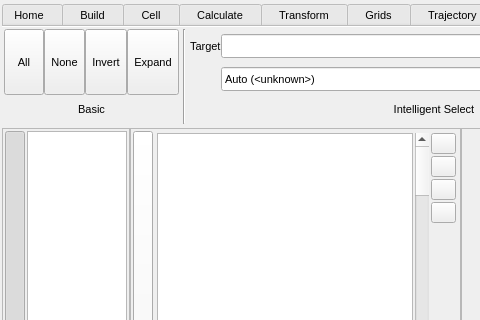
First picture: the form in src/gui/mainwindow.ui, repository trisyoungs/aten, before the edit; both pictures show x 0 to 480 and y 0 to 320 of the 1183 by 715 pixel window.
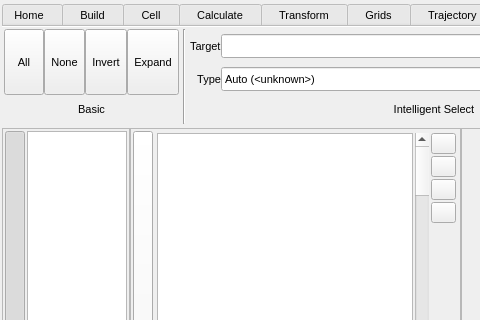
Second picture: the form after the edit. The open tabs and pages were chosen to show the change. Icons and pictures are not drawn. Custom widgets are drawn as their Qt base class.

Commit message: Updated docs. Renamed Source group to Manage on Trajectory panel for consistency with others. Added a bunch of icons, and tweaked others for consistency. Fixed - Tree::returnType_ was not initialised correctly, leading to odd crashes in places. Fixed - Test function for code in Intelligent Select did not prepend atom declaration to snippet.

```diff
--- a/src/gui/mainwindow.ui
+++ b/src/gui/mainwindow.ui
@@ -8397,6 +8397,34 @@
             </property>
            </widget>
           </item>
+          <item row="1" column="0">
+           <widget class="QLabel" name="label_27">
+            <property name="sizePolicy">
+             <sizepolicy hsizetype="Minimum" vsizetype="Preferred">
+              <horstretch>0</horstretch>
+              <verstretch>0</verstretch>
+             </sizepolicy>
+            </property>
+            <property name="minimumSize">
+             <size>
+              <width>0</width>
+              <height>30</height>
+             </size>
+            </property>
+            <property name="maximumSize">
+             <size>
+              <width>16777215</width>
+              <height>30</height>
+             </size>
+            </property>
+            <property name="text">
+             <string>Type</string>
+            </property>
+            <property name="alignment">
+             <set>Qt::AlignRight|Qt::AlignTrailing|Qt::AlignVCenter</set>
+            </property>
+           </widget>
+          </item>
          </layout>
         </item>
         <item>
```
Left out of the diff: 40 changed lines with no effect on the pictures. The commit also changes 57 other files.
